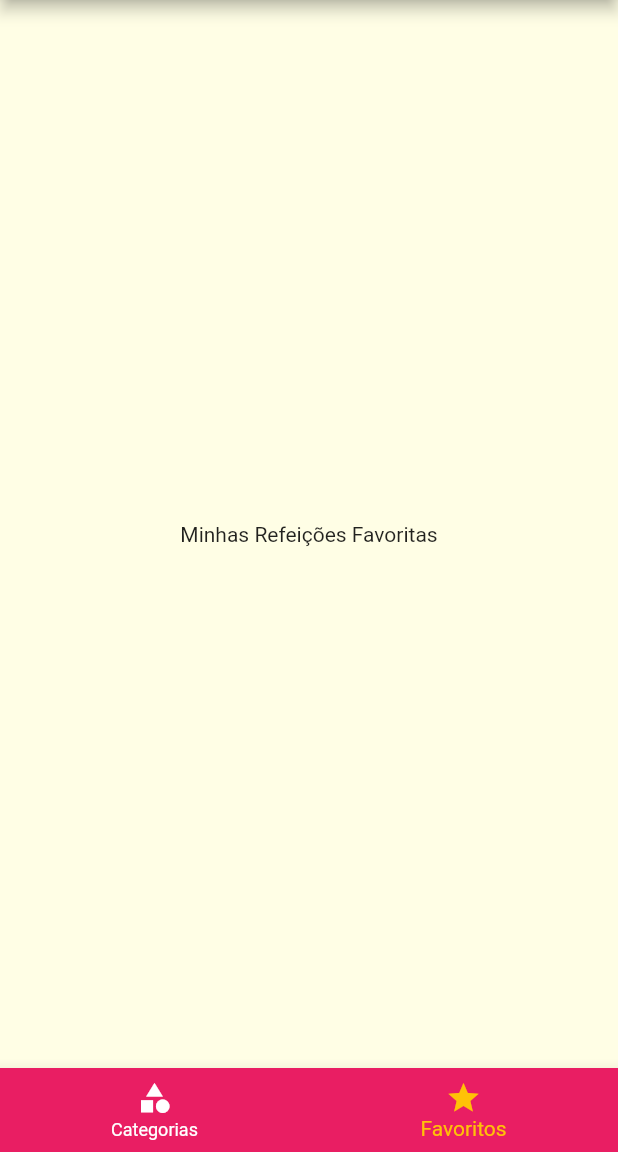
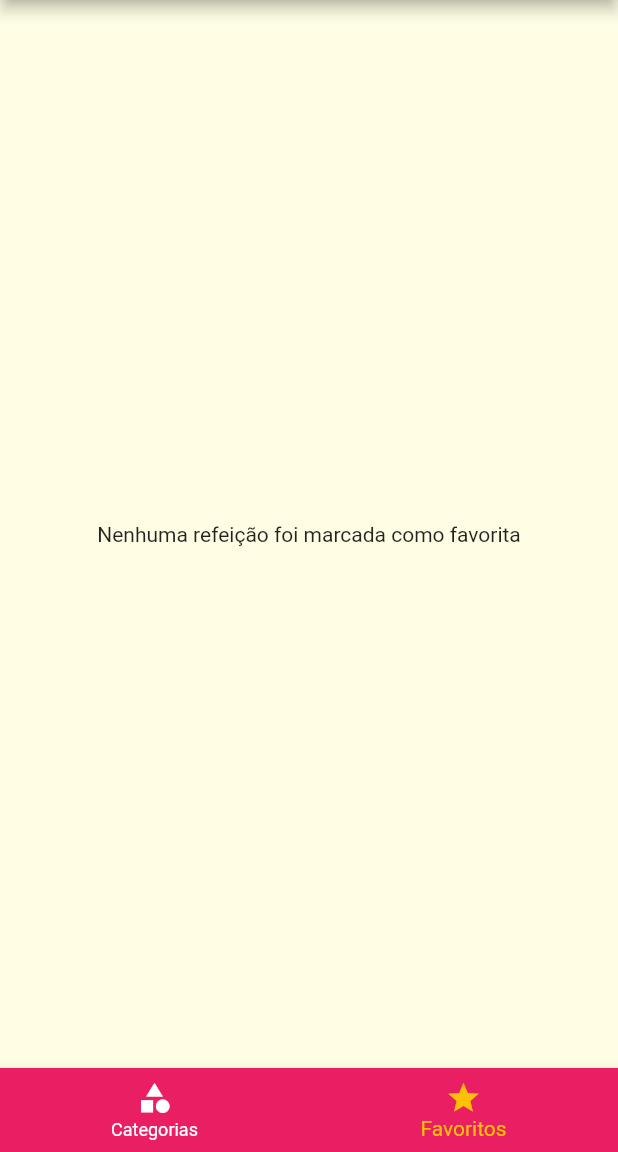
Before and after one commit to gabrielkussler/app-despesas-flutter, a Flutter app: the screen it shows after launch, item 2 of the bottom bar chosen, on a phone screen of 412 x 824 dp, the part 84-1236 px from its top. Run offline on Flutter 3.47's test engine with Material 2 defaults, Android fonts, the phone set to English and light mode, and no system bars.

```diff
--- a/lib/main.dart
+++ b/lib/main.dart
@@ -23,6 +23,7 @@ class _MyAppState extends State<MyApp> {
   Settings settings = Settings();
 
   List<Meal> _availableMeals = DUMMY_MEALS;
+  List<Meal> _favoriteMeals = [];
 
 
   void _filterMeals(Settings settings) {
@@ -37,6 +38,19 @@ class _MyAppState extends State<MyApp> {
     }).toList();
     });
   }
+
+void _toogleFavorite(Meal meal) {
+    setState(() {
+      _favoriteMeals.contains(meal)
+          ? _favoriteMeals.remove(meal)
+          : _favoriteMeals.add(meal);
+    });
+}
+
+bool isFavorite(Meal meal) {
+    return _favoriteMeals.contains(meal);
+}
+
 
   @override
   Widget build(BuildContext context) {
@@ -55,9 +69,9 @@ class _MyAppState extends State<MyApp> {
             ),
       ),
       routes: {
-        AppRoutes.HOME: (ctx) => TabsScreen(),
+        AppRoutes.HOME: (ctx) => TabsScreen(_favoriteMeals),
         AppRoutes.CATEGORIES_MEALS: (ctx) => CategoriesMealsScreen(_availableMeals),
-        AppRoutes.MEAL_DETAIL: (ctx) => MealDetailScreen(),
+        AppRoutes.MEAL_DETAIL: (ctx) => MealDetailScreen(_toogleFavorite, isFavorite),
         AppRoutes.SETTINGS: (ctx) => SettingScreen(_filterMeals, settings),
       },
     );
--- a/lib/screens/favorite_screen.dart
+++ b/lib/screens/favorite_screen.dart
@@ -1,11 +1,24 @@
 import 'package:flutter/material.dart';
+import 'package:apprefeicoes/models/meal.dart';
+import 'package:apprefeicoes/components/meal_itm.dart';
+class FavoriteScreen extends StatelessWidget {
+  final List<Meal> favoriteMeals;
 
-class FavoriteScreen extends StatelessWidget {
+  const FavoriteScreen(this.favoriteMeals);
 
   @override
   Widget build(BuildContext context) {
-    return Center(
-      child: Text('Minhas Refeições Favoritas'),
-    );
+    if (favoriteMeals.isEmpty) {
+      return Center(
+        child: Text('Nenhuma refeição foi marcada como favorita'),
+      );
+    } else {
+      return ListView.builder(
+        itemCount: favoriteMeals.length,
+        itemBuilder: (ctx, index) {
+         return MealItm(favoriteMeals[index]);
+        },
+      );
+    }
   }
 }
--- a/lib/screens/tabs_screen.dart
+++ b/lib/screens/tabs_screen.dart
@@ -2,18 +2,35 @@ import 'package:flutter/material.dart';
 import 'categories_screen.dart';
 import 'favorite_screen.dart';
 import '../components/main_drawer.dart';
+import 'package:apprefeicoes/models/meal.dart';
 
 class TabsScreen extends StatefulWidget {
+  final List<Meal> favoriteMeals;
+
+  const TabsScreen(this.favoriteMeals);
+
   @override
   State<TabsScreen> createState() => _TabsScreenState();
 }
 
 class _TabsScreenState extends State<TabsScreen> {
   int _selectedScreenIndex = 0;
-  final List<Map<String, Object>> _screens = [
-    {'title': 'Lista de Categorias', 'screen': CategoriesScreen()},
-    {'title': 'Meus Favoritos', 'screen': FavoriteScreen()},
-  ];
+  late List<Map<String, Object>> _screens;
+
+  @override
+  void initState() {
+    super.initState();
+    _screens = [
+      {
+        'title': 'Lista de Categorias',
+        'screen': CategoriesScreen(),
+      },
+      {
+        'title': 'Meus Favoritos',
+        'screen': FavoriteScreen(widget.favoriteMeals),
+      },
+    ];
+  }
 
   _selectScreen(int index) {
     setState(() {
@@ -31,13 +48,9 @@ class _TabsScreenState extends State<TabsScreen> {
       body: _screens[_selectedScreenIndex]['screen'] as Widget,
       bottomNavigationBar: BottomNavigationBar(
         onTap: _selectScreen,
-        backgroundColor: Theme
-            .of(context)
-            .primaryColor,
+        backgroundColor: Theme.of(context).primaryColor,
         unselectedItemColor: Colors.white,
-        selectedItemColor: Theme
-            .of(context)
-            .accentColor,
+        selectedItemColor: Theme.of(context).accentColor,
         currentIndex: _selectedScreenIndex,
         items: [
           BottomNavigationBarItem(
```
Also changed, not shown: lib/screens/meal_detail_screen.dart (+8 -2 lines), 2 other files.
